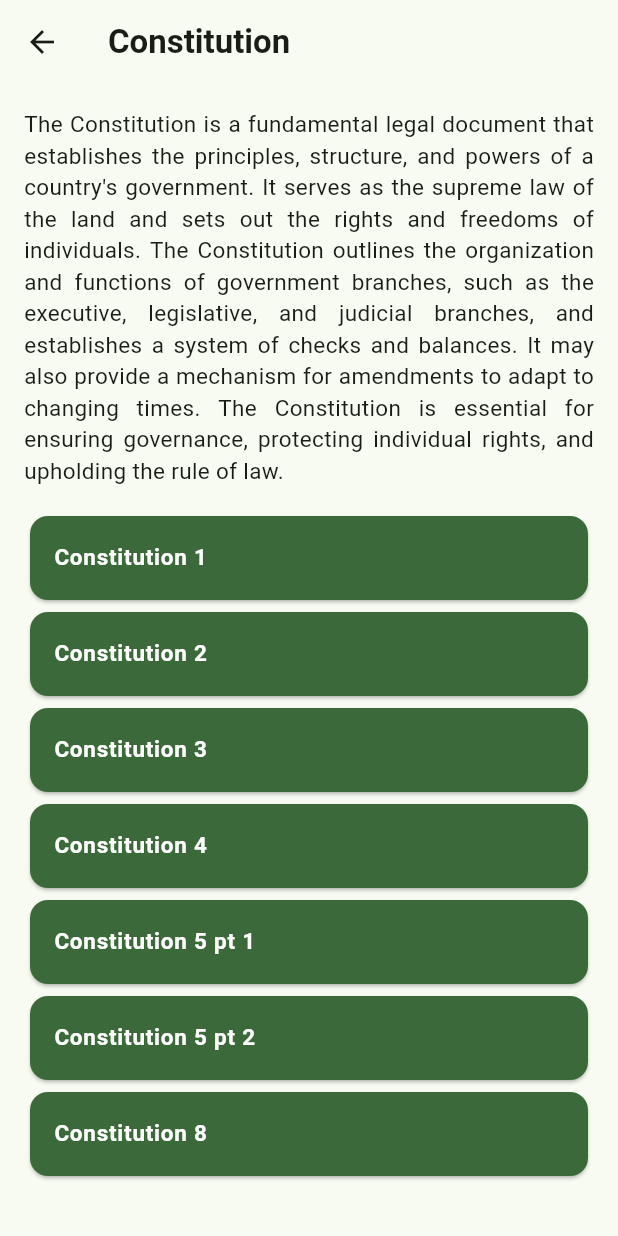
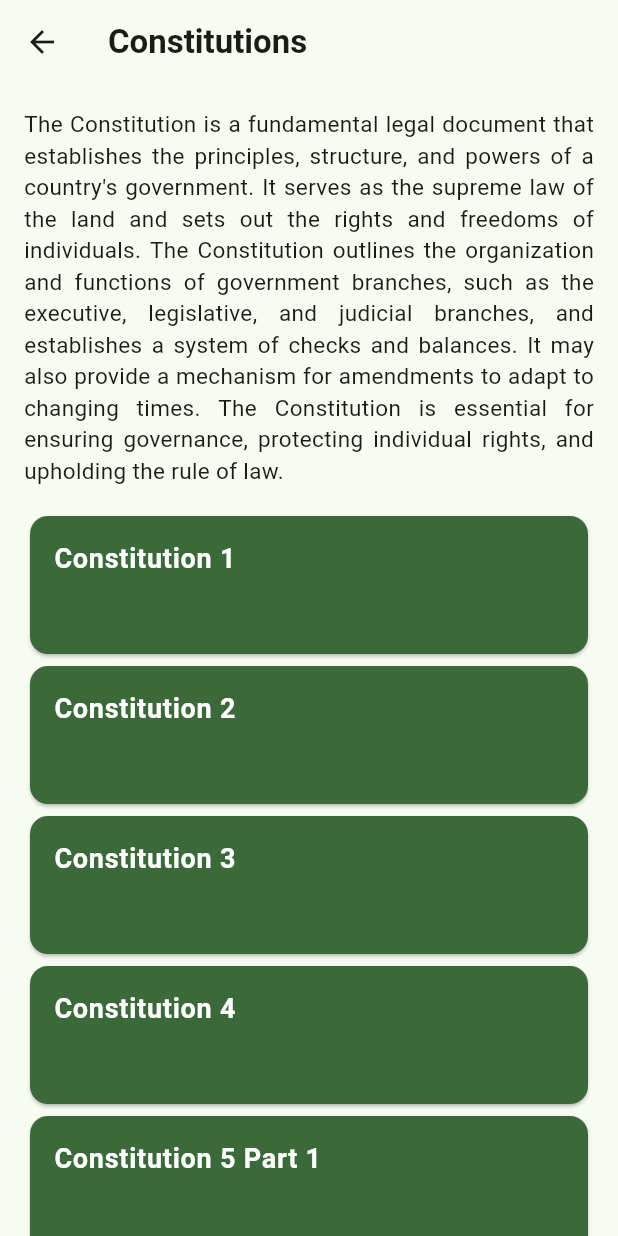
Before and after one commit to team-a-4/my-lawyer-app, a Flutter app: the HomeScreen screen opened directly, after a tap on "Constitution", on a phone screen of 412 x 824 dp. Run offline on Flutter 3.47's test engine with Material 2 defaults, Android fonts, the phone set to English and light mode, and no system bars; drawn by our look-alikes of dynamic_color; our stand-ins replace cloud_firestore, firebase_auth, firebase_core, flutter_chat_bubble, loading_animation_widget; accounts and stored records are empty; network calls fail.

Commit message:
Files refactoring and ordering

```diff
--- a/lib/constitution.dart
+++ b/lib/constitution/constitution_home.dart
@@ -1,15 +1,23 @@
 import 'package:flutter/material.dart';
-import 'package:my_lawyer/home.dart';
+import 'package:my_lawyer/constitution/law/law_details.dart';
+import 'package:my_lawyer/constitution/constitution_docs.dart';
+import 'package:my_lawyer/home/home.dart';
+import 'package:my_lawyer/home/widgets/card_button.dart';
 
-class Constitution extends StatelessWidget {
-  const Constitution({Key? key}) : super(key: key);
+class ConstitutionHome extends StatefulWidget {
+  const ConstitutionHome({super.key});
 
+  @override
+  State<ConstitutionHome> createState() => _ConstitutionHomeState();
+}
+
+class _ConstitutionHomeState extends State<ConstitutionHome> {
   @override
   Widget build(BuildContext context) {
     return Scaffold(
       appBar: AppBar(
         title: const Text(
-          'Constitution',
+          'Constitutions',
           style: TextStyle(fontWeight: FontWeight.bold),
         ),
       ),
@@ -39,7 +47,9 @@ class Constitution extends StatelessWidget {
                       Navigator.push(
                         context,
                         MaterialPageRoute(
-                          builder: (context) => HomeScreen(),
+                          builder: (context) => const ConstitutionDocs(
+                              colName: "constitution_ch1",
+                              title: "Constitution 1"),
                         ),
                       );
                     },
@@ -50,7 +60,9 @@ class Constitution extends StatelessWidget {
                       Navigator.push(
                         context,
                         MaterialPageRoute(
-                          builder: (context) => HomeScreen(),
+                          builder: (context) => const ConstitutionDocs(
+                              colName: "constitution_ch2",
+                              title: "Constitution 2"),
                         ),
                       );
                     },
@@ -61,7 +73,9 @@ class Constitution extends StatelessWidget {
                       Navigator.push(
                         context,
                         MaterialPageRoute(
-                          builder: (context) => HomeScreen(),
+                          builder: (context) => const ConstitutionDocs(
+                              colName: "constitution_ch3",
+                              title: "Constitution 3"),
                         ),
                       );
                     },
@@ -72,29 +86,35 @@ class Constitution extends StatelessWidget {
                       Navigator.push(
                         context,
                         MaterialPageRoute(
-                          builder: (context) => HomeScreen(),
+                          builder: (context) => const ConstitutionDocs(
+                              colName: "constitution_ch4",
+                              title: "Constitution 4"),
                         ),
                       );
                     },
                   ),
                   CardButton(
-                    title: 'Constitution 5 pt 1',
+                    title: 'Constitution 5 Part 1',
                     onTap: () {
                       Navigator.push(
                         context,
                         MaterialPageRoute(
-                          builder: (context) => HomeScreen(),
+                          builder: (context) => const ConstitutionDocs(
+                              colName: "constitution_ch5_p1",
+                              title: "Constitution 5 Part 1"),
                         ),
                       );
                     },
                   ),
                   CardButton(
-                    title: 'Constitution 5 pt 2',
+                    title: 'Constitution 5 Part 2',
                     onTap: () {
                       Navigator.push(
                         context,
                         MaterialPageRoute(
-                          builder: (context) => HomeScreen(),
+                          builder: (context) => const ConstitutionDocs(
+                              colName: "constitution_ch5_p2",
+                              title: "Constitution 5 Part 2"),
                         ),
                       );
                     },
@@ -105,7 +125,9 @@ class Constitution extends StatelessWidget {
                       Navigator.push(
                         context,
                         MaterialPageRoute(
-                          builder: (context) => HomeScreen(),
+                          builder: (context) => const ConstitutionDocs(
+                              colName: "constitution_ch8",
+                              title: "Constitution 8"),
                         ),
                       );
                     },
@@ -119,33 +141,3 @@ class Constitution extends StatelessWidget {
     );
   }
 }
-
-class CardButton extends StatelessWidget {
-  final String title;
-  final VoidCallback onTap;
-  const CardButton({
-    Key? key,
-    required this.title,
-    required this.onTap,
-  }) : super(key: key);
-
-  @override
-  Widget build(BuildContext context) {
-    return Container(
-      child: Card(
-        color: Theme.of(context).colorScheme.primary,
-        child: ListTile(
-          title: Text(
-            title,
-            style: const TextStyle(
-              fontWeight: FontWeight.bold,
-              color: Colors.white,
-              fontSize: 15,
-            ),
-          ),
-          onTap: onTap,
-        ),
-      ),
-    );
-  }
-}
--- a/lib/home.dart
+++ b/lib/home/home.dart
@@ -1,20 +1,21 @@
 import 'package:flutter/material.dart';
-import 'package:cloud_firestore/cloud_firestore.dart';
-import 'package:my_lawyer/chat.dart';
-import 'package:my_lawyer/constitution.dart';
-import 'package:my_lawyer/lawsScreen.dart';
+import 'package:my_lawyer/chat/chat.dart';
+import 'package:my_lawyer/constitution/constitution_home.dart';
+import 'package:my_lawyer/home/widgets/card_button.dart';
 
 class HomeScreen extends StatelessWidget {
-  final List<Law> laws = [
-    Law(
+  final List<LawSection> laws = [
+    LawSection(
       title: 'Constitution',
-      screen: const Constitution(),
+      screen: const ConstitutionHome(),
     ),
-    Law(
+    LawSection(
       title: 'Others',
-      screen: const Constitution(),
+      screen: const ConstitutionHome(),
     ),
   ];
+
+  HomeScreen({super.key});
 
   @override
   Widget build(BuildContext context) {
@@ -30,6 +31,9 @@ class HomeScreen extends StatelessWidget {
           padding: EdgeInsets.zero,
           children: [
             DrawerHeader(
+              decoration: BoxDecoration(
+                color: Theme.of(context).colorScheme.secondary,
+              ),
               child: const Text(
                 'Menu',
                 style: TextStyle(
@@ -37,23 +41,19 @@ class HomeScreen extends StatelessWidget {
                   fontSize: 20,
                 ),
               ),
-              decoration: BoxDecoration(
-                color: Theme.of(context).colorScheme.secondary,
-              ),
             ),
             ListTile(
-              title: Text('Item 1'),
+              title: const Text('Item 1'),
               onTap: () {},
             ),
             ListTile(
-              title: Text('Item 2'),
+              title: const Text('Item 2'),
               onTap: () {},
             ),
             // Add more list tiles for additional menu items
           ],
         ),
       ),
-
       floatingActionButton: Column(
         mainAxisAlignment: MainAxisAlignment.end,
         children: [
@@ -104,40 +104,9 @@ class HomeScreen extends StatelessWidget {
   }
 }
 
-class Law {
+class LawSection {
   final String title;
   final Widget screen;
 
-  Law({required this.title, required this.screen});
+  LawSection({required this.title, required this.screen});
 }
-
-class CardButton extends StatelessWidget {
-  final String title;
-  final VoidCallback onTap;
-
-  const CardButton({
-    required this.title,
-    required this.onTap,
-  });
-
-  @override
-  Widget build(BuildContext context) {
-    return Container(
-      height: 100, // Set the desired height of the card
-      child: Card(
-        color: Theme.of(context).colorScheme.primary, // Set the background color of the card
-        child: ListTile(
-          title: Text(
-            title,
-            style: const TextStyle(
-              fontWeight: FontWeight.bold,
-              color: Colors.white,
-              fontSize: 18, // Set the text color
-            ),
-          ),
-          onTap: onTap,
-        ),
-      ),
-    );
-  }
-}
--- /dev/null
+++ b/lib/home/widgets/card_button.dart
@@ -0,0 +1,35 @@
+import 'package:flutter/material.dart';
+
+class CardButton extends StatelessWidget {
+  final String title;
+  final VoidCallback onTap;
+
+  const CardButton({
+    super.key,
+    required this.title,
+    required this.onTap,
+  });
+
+  @override
+  Widget build(BuildContext context) {
+    return SizedBox(
+      height: 100, // Set the desired height of the card
+      child: Card(
+        color: Theme.of(context)
+            .colorScheme
+            .primary, // Set the background color of the card
+        child: ListTile(
+          title: Text(
+            title,
+            style: const TextStyle(
+              fontWeight: FontWeight.bold,
+              color: Colors.white,
+              fontSize: 18, // Set the text color
+            ),
+          ),
+          onTap: onTap,
+        ),
+      ),
+    );
+  }
+}
--- a/lib/main.dart
+++ b/lib/main.dart
@@ -5,9 +5,9 @@ import 'package:firebase_core/firebase_core.dart';
 import 'package:firebase_auth/firebase_auth.dart';
 import 'package:cloud_firestore/cloud_firestore.dart';
 import 'package:loading_animation_widget/loading_animation_widget.dart';
-import 'package:my_lawyer/chat.dart';
+import 'package:my_lawyer/chat/chat.dart';
 
-import 'home.dart';
+import 'home/home.dart';
 
 const double _kSize = 100;
 
--- /dev/null
+++ b/lib/models/law.dart
@@ -0,0 +1,6 @@
+class Law {
+  String id;
+  List<String> info;
+
+  Law({required this.id, required this.info});
+}
```
Also changed, not shown: lib/constitution/constitution_docs.dart (added, +44 -0 lines), lib/constitution/law/law_details.dart (added, +17 -0 lines), lib/chat/chat.dart (renamed from lib/chat.dart), 1 other file.
